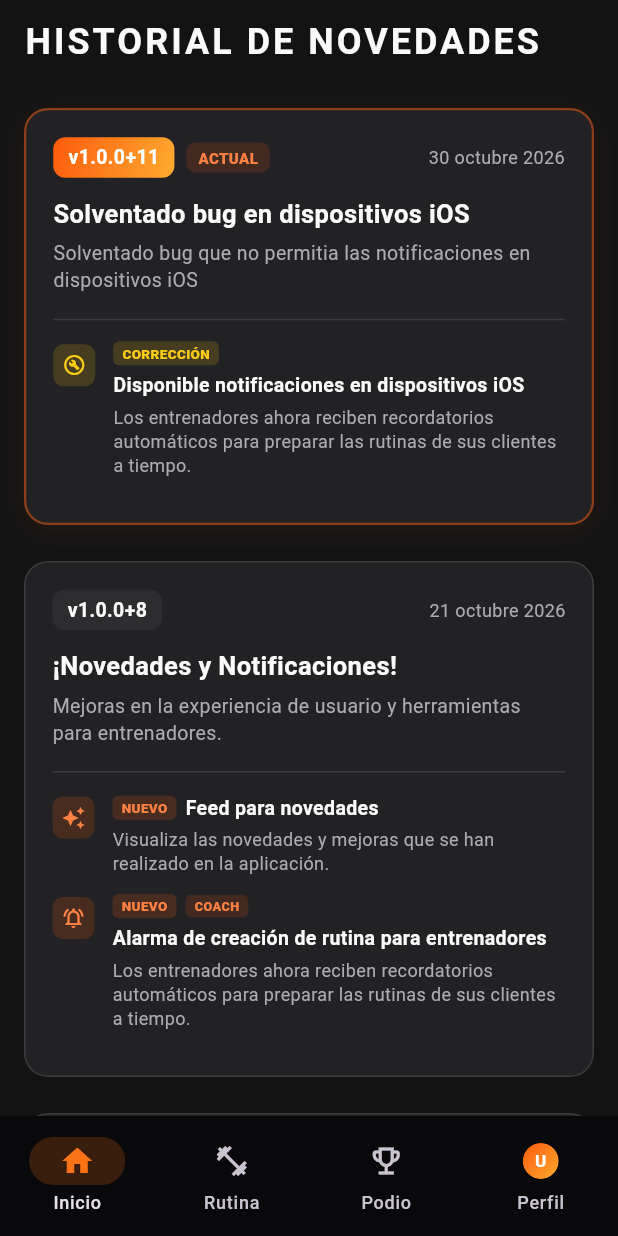
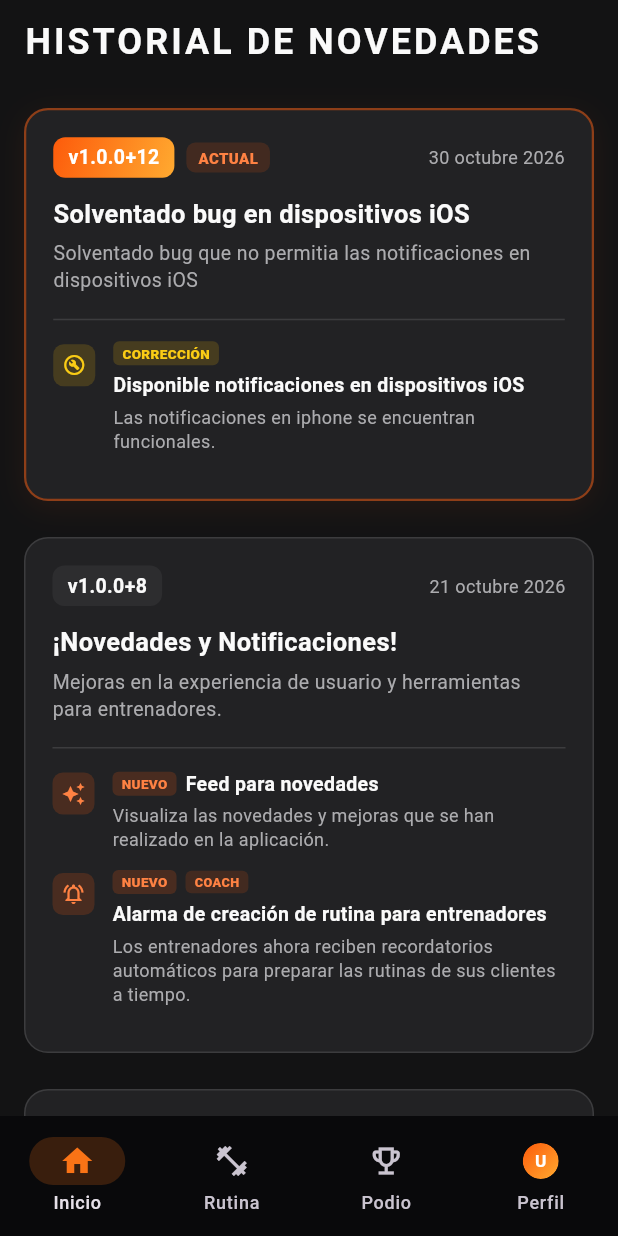
Before and after one commit to AbelSpecs/FitnessCocoMovil, a Flutter app: the ReleaseNotesScreen screen opened by its route, on a phone screen of 412 x 824 dp. Run offline on Flutter 3.47's test engine with Material 3 defaults, Android fonts, the phone set to English and light mode, and no system bars; our stand-ins replace dio, firebase_core, firebase_messaging, flutter_dotenv, flutter_local_notifications, flutter_secure_storage and 7 more; missing offline and left inert: webview_flutter_android; accounts and stored records are empty; Roboto replaces fonts that are missing (Barlow, BebasNeue); project files that could hold a hidden picture were left out.

Commit message:
fix: notifications

```diff
--- a/lib/features/release_notes/data/release_notes_catalog.dart
+++ b/lib/features/release_notes/data/release_notes_catalog.dart
@@ -14,7 +14,7 @@ class ReleaseNotesCatalog {
   static final List<ReleaseNote> _releases = [
     ReleaseNote(
       version: '1.0.0',
-      buildNumber: 11,
+      buildNumber: 12,
       releaseDate: DateTime(2026, 10, 30),
       title: 'Solventado bug en dispositivos iOS',
       subtitle: 'Solventado bug que no permitia las notificaciones en dispositivos iOS',
@@ -23,7 +23,7 @@ class ReleaseNotesCatalog {
         const ReleaseItem(
           title: 'Disponible notificaciones en dispositivos iOS',
           description:
-              'Los entrenadores ahora reciben recordatorios automáticos para preparar las rutinas de sus clientes a tiempo.',
+              'Las notificaciones en iphone se encuentran funcionales.',
           type: ReleaseItemType.fix,
           audience: TargetAudience.all,
           icon: Icons.build_circle_outlined,
--- a/pubspec.yaml
+++ b/pubspec.yaml
@@ -16,7 +16,7 @@ publish_to: "none" # Remove this line if you wish to publish to pub.dev
 # https://developer.apple.com/library/archive/documentation/General/Reference/InfoPlistKeyReference/Articles/CoreFoundationKeys.html
 # In Windows, build-name is used as the major, minor, and patch parts
 # of the product and file versions while build-number is used as the build suffix.
-version: 1.0.0+11
+version: 1.0.0+12
 
 environment:
   sdk: ">=3.1.2 <4.0.0"
```
